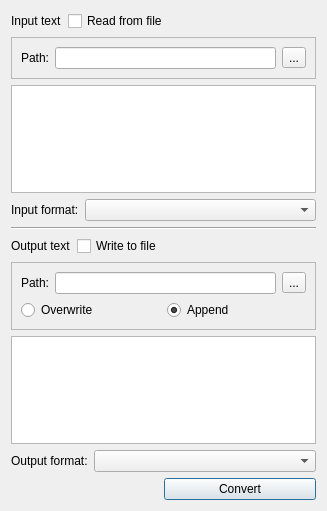
Above: QtDesigner/StringManager.ui from fborsani/PyCalc before the change. Below: the same form after it.
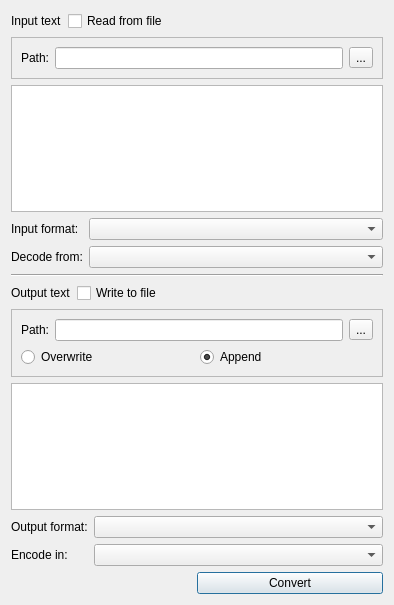
That is the form after the change.

Commit message: improved structure, added "Send to Calc" button to colorPicker.py

What changed in the file:
```diff
--- a/QtDesigner/StringManager.ui
+++ b/QtDesigner/StringManager.ui
@@ -6,8 +6,8 @@
    <rect>
     <x>0</x>
     <y>0</y>
-    <width>327</width>
-    <height>511</height>
+    <width>394</width>
+    <height>605</height>
    </rect>
   </property>
   <property name="contextMenuPolicy">
@@ -81,8 +81,8 @@
     <widget class="QTextEdit" name="TextIn"/>
    </item>
    <item>
-    <layout class="QHBoxLayout" name="horizontalLayout_8">
-     <item>
+    <layout class="QFormLayout" name="formLayout">
+     <item row="0" column="0">
       <widget class="QLabel" name="label_6">
        <property name="sizePolicy">
         <sizepolicy hsizetype="Minimum" vsizetype="Preferred">
@@ -95,7 +95,7 @@
        </property>
       </widget>
      </item>
-     <item>
+     <item row="0" column="1">
       <widget class="QComboBox" name="FormatBoxInput">
        <property name="sizePolicy">
         <sizepolicy hsizetype="Expanding" vsizetype="Fixed">
@@ -105,6 +105,16 @@
        </property>
       </widget>
      </item>
+     <item row="1" column="0">
+      <widget class="QLabel" name="label_7">
+       <property name="text">
+        <string>Decode from:</string>
+       </property>
+      </widget>
+     </item>
+     <item row="1" column="1">
+      <widget class="QComboBox" name="DecodeBox"/>
+     </item>
     </layout>
    </item>
    <item>
@@ -213,8 +223,8 @@
     </widget>
    </item>
    <item>
-    <layout class="QHBoxLayout" name="horizontalLayout_3">
-     <item>
+    <layout class="QFormLayout" name="formLayout_2">
+     <item row="0" column="0">
       <widget class="QLabel" name="label_5">
        <property name="sizePolicy">
         <sizepolicy hsizetype="Minimum" vsizetype="Preferred">
@@ -227,7 +237,7 @@
        </property>
       </widget>
      </item>
-     <item>
+     <item row="0" column="1">
       <widget class="QComboBox" name="FormatBoxOutput">
        <property name="sizePolicy">
         <sizepolicy hsizetype="Expanding" vsizetype="Fixed">
@@ -237,6 +247,16 @@
        </property>
       </widget>
      </item>
+     <item row="1" column="0">
+      <widget class="QLabel" name="label_8">
+       <property name="text">
+        <string>Encode in:</string>
+       </property>
+      </widget>
+     </item>
+     <item row="1" column="1">
+      <widget class="QComboBox" name="EncodeBox"/>
+     </item>
     </layout>
    </item>
    <item>
```
The commit also changes 6 other files.
